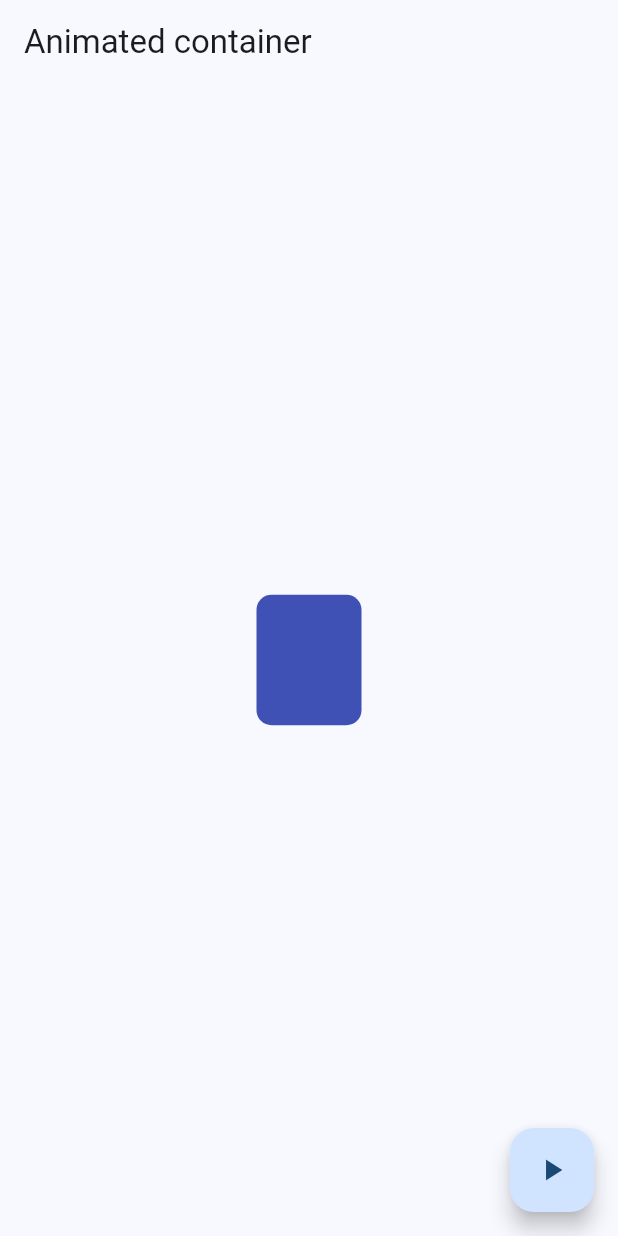
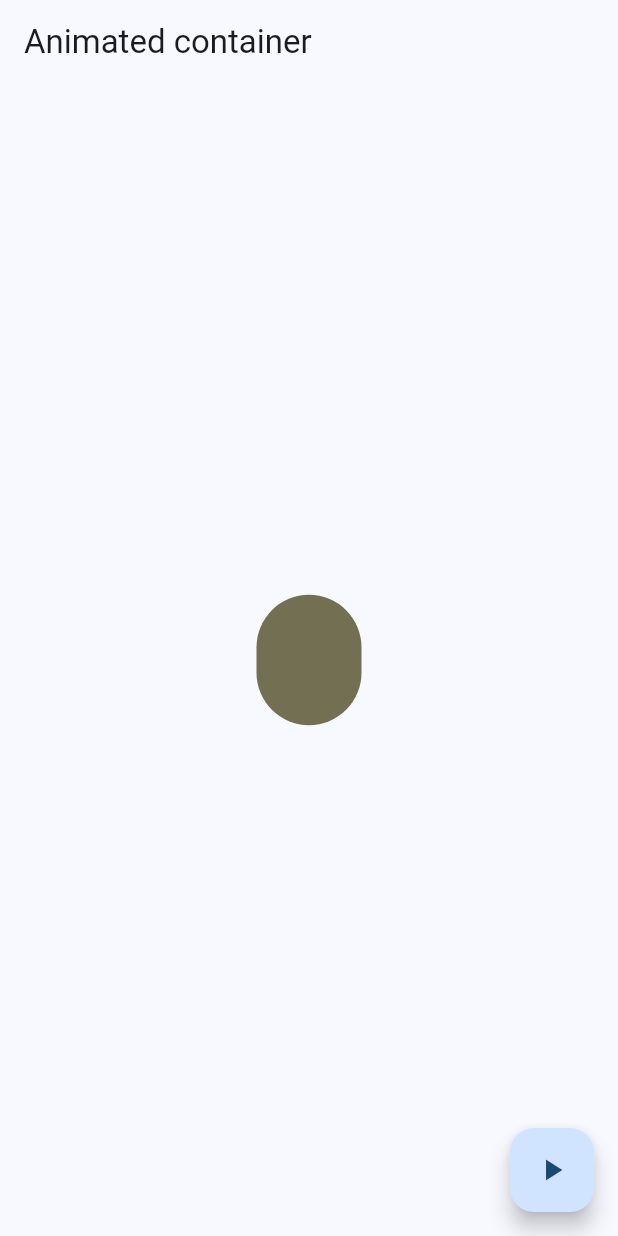
Before and after one commit to Danieruone/widgets-app, a Flutter app: the AnimatedContainerScreen screen opened by its route, after a tap on the "play arrow" icon, on a phone screen of 412 x 824 dp. Run offline on Flutter 3.47's test engine with Material 3 defaults, Android fonts, the phone set to English and light mode, and no system bars; our stand-ins replace go_router.

Commit message:
:sparkles: Randomize color

```diff
--- a/lib/presentation/screens/animated/animated_container_screen.dart
+++ b/lib/presentation/screens/animated/animated_container_screen.dart
@@ -20,6 +20,10 @@ class _AnimatedContainerScreenState extends State<AnimatedContainerScreen> {
 
     width = random.nextInt(200) + 50;
     height = random.nextInt(200) + 50;
+    borderRadius = random.nextInt(50) + 10;
+
+    color = Color.fromRGBO(
+        random.nextInt(255), random.nextInt(255), random.nextInt(255), 1);
 
     setState(() {});
   }
```
